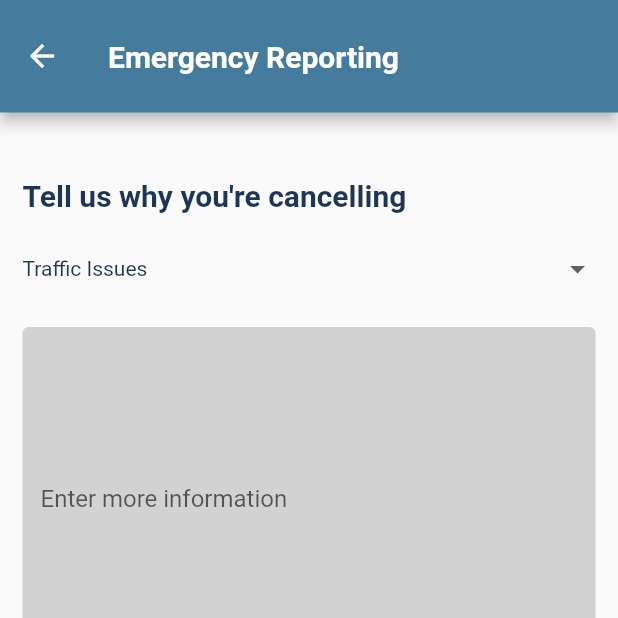
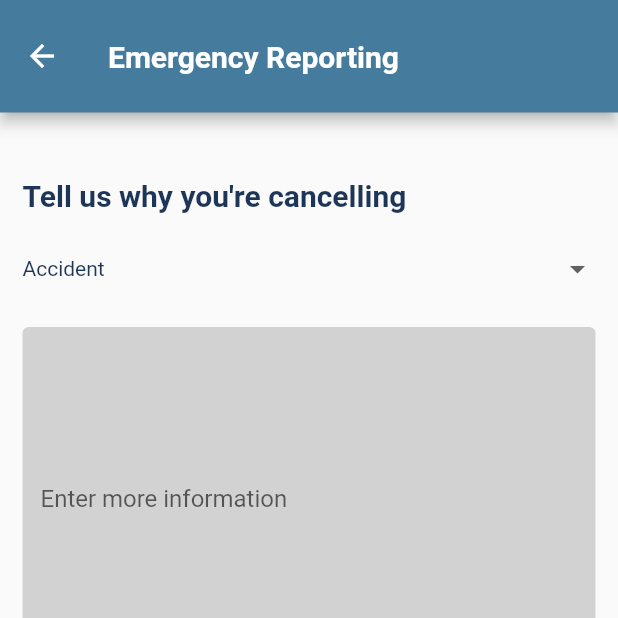
Before and after one commit to AndreaGon/ShuttleStalkDriver, a Flutter app: the ReportView screen opened directly with empty values, on a phone screen of 412 x 824 dp, the top half of it. Run offline on Flutter 3.47's test engine with Material 2 defaults, Android fonts, the light colour scheme and no system bars; our stand-ins replace cloud_firestore, dio, firebase_auth, firebase_core, fluttertoast, geolocator and 1 more; missing offline and left inert: flutter_polyline_points; accounts and stored records are empty.

Commit message:
Add reporting for emergency end hourney

```diff
--- a/lib/view/report/report_view.dart
+++ b/lib/view/report/report_view.dart
@@ -13,7 +13,9 @@ class ReportView extends StatefulWidget {
   String driverId;
   String routeName;
 
-  ReportView({Key? key, required this.journeyId, required this.date, required this.time, required this.routeId, required this.driverId, required this.routeName}) : super(key: key);
+  Function onSubmittedReport;
+
+  ReportView({Key? key, required this.journeyId, required this.date, required this.time, required this.routeId, required this.driverId, required this.routeName, required this.onSubmittedReport}) : super(key: key);
 
   @override
   State<ReportView> createState() => _ReportViewState();
@@ -24,14 +26,19 @@ class _ReportViewState extends State<ReportView> {
   final formKey = GlobalKey<FormState>();
 
   String dropdownValue = "";
-  List items = ["Traffic Issues", "Shuttle Maintenance", "Others"];
+  List items = ["Accident", "Traffic Issues", "Shuttle Maintenance", "Others"];
 
   ReportVM reportVM = ReportVM();
   JourneyVM journeyVM = JourneyVM();
 
   @override
+  void initState() {
+    dropdownValue = items[0];
+    super.initState();
+  }
+
+  @override
   Widget build(BuildContext context) {
-    dropdownValue = items[0];
     return Scaffold(
       appBar: AppBar(
           toolbarHeight: 75,
@@ -128,7 +135,8 @@ class _ReportViewState extends State<ReportView> {
                                     }),
 
 
-                                    content.text = ""
+                                    content.text = "",
+                                    widget.onSubmittedReport()
                                   })
                                   .catchError((error)=>{
                                     ScaffoldMessenger.of(context).showSnackBar(SnackBar(
```
Also changed, not shown: lib/view/home/layout/journey_card_layout.dart (+54 -13 lines).
